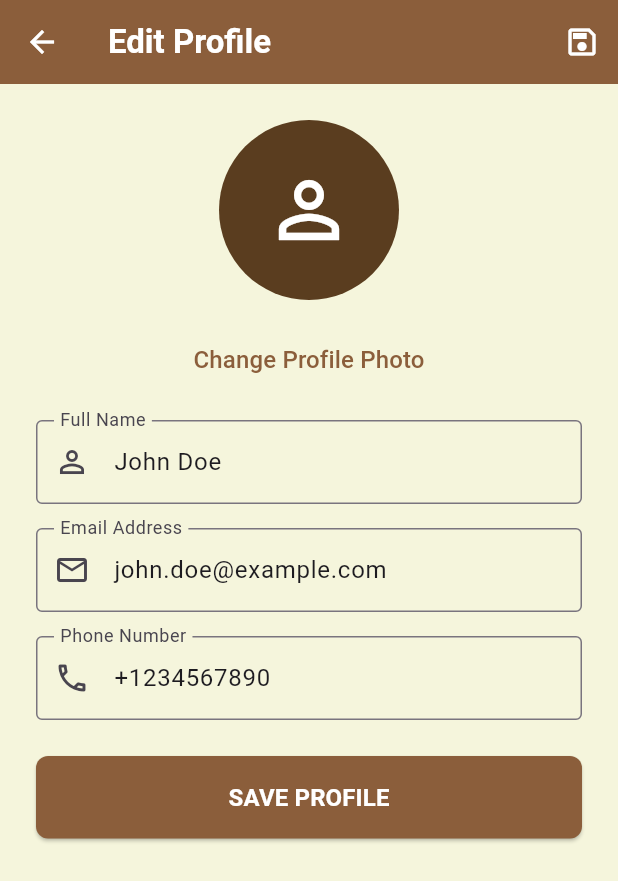
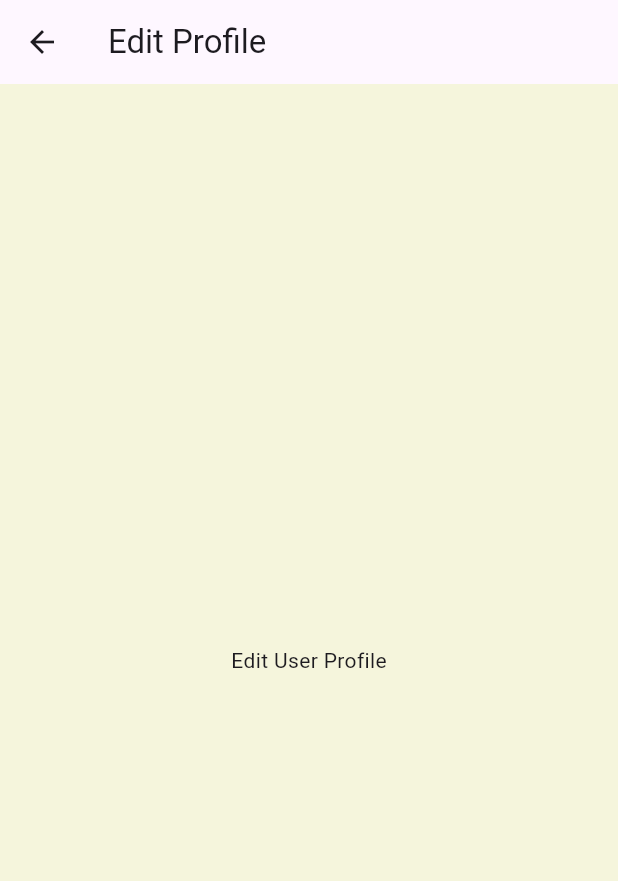
Before and after one commit to bsc-com-0320/public_transport_tracker, a Flutter app: the EditProfilePage screen opened by its route, on a phone screen of 412 x 824 dp. Shown: the top 881 px of the screen. Run offline on Flutter 3.47's test engine with Material 3 defaults, Android fonts, the phone set to English and light mode, and no system bars; our stand-ins replace geocoding, geolocator, google_maps_flutter, supabase_flutter; accounts and stored records are empty.

Commit message:
improved edit profile page

```diff
--- a/lib/EditProfilePage.dart
+++ b/lib/EditProfilePage.dart
@@ -1,214 +1,12 @@
-// edit_profile_page.dart
+import 'package:flutter/cupertino.dart';
 import 'package:flutter/material.dart';
-
-class EditProfilePage extends StatefulWidget {
-  const EditProfilePage({Key? key}) : super(key: key);
-
-  @override
-  State<EditProfilePage> createState() => _EditProfilePageState();
-}
-
-class _EditProfilePageState extends State<EditProfilePage> {
-  // Constants
-  static const _primaryColor = Color(0xFF8B5E3B);
-  static const _avatarBackgroundColor = Color(0xFF5A3D1F);
-  static const _formPadding = EdgeInsets.all(24.0);
-  static const _fieldSpacing = SizedBox(height: 16);
-  static const _buttonPadding = EdgeInsets.symmetric(vertical: 16);
-
-  // Form controllers
-  final _formKey = GlobalKey<FormState>();
-  final TextEditingController _nameController = TextEditingController();
-  final TextEditingController _emailController = TextEditingController();
-  final TextEditingController _phoneController = TextEditingController();
-
-  @override
-  void initState() {
-    super.initState();
-    _loadProfileData();
-  }
-
+// Edit Profile Page
+class EditProfilePage extends StatelessWidget {
   @override
   Widget build(BuildContext context) {
     return Scaffold(
-      appBar: _buildAppBar(),
-      body: SafeArea(
-        child: SingleChildScrollView(
-          child: Padding(
-            padding: _formPadding,
-            child: Form(
-              key: _formKey,
-              child: Column(
-                crossAxisAlignment: CrossAxisAlignment.center,
-                children: [
-                  _buildProfileAvatar(),
-                  _fieldSpacing,
-                  _buildChangePhotoButton(),
-                  _fieldSpacing,
-                  _buildNameField(),
-                  _fieldSpacing,
-                  _buildEmailField(),
-                  _fieldSpacing,
-                  _buildPhoneField(),
-                  const SizedBox(height: 24),
-                  _buildSaveButton(),
-                ],
-              ),
-            ),
-          ),
-        ),
-      ),
+      appBar: AppBar(title: Text("Edit Profile")),
+      body: Center(child: Text("Edit User Profile")),
     );
   }
-
-  AppBar _buildAppBar() {
-    return AppBar(
-      title: const Text(
-        'Edit Profile',
-        style: TextStyle(fontWeight: FontWeight.w600),
-      ),
-      backgroundColor: _primaryColor,
-      foregroundColor: Colors.white,
-      actions: [
-        IconButton(
-          icon: const Icon(Icons.save_outlined),
-          onPressed: _saveProfile,
-          tooltip: 'Save Profile',
-        ),
-      ],
-    );
-  }
-
-  Widget _buildProfileAvatar() {
-    return CircleAvatar(
-      radius: 60,
-      backgroundColor: _avatarBackgroundColor,
-      child: const Icon(
-        Icons.person_outline,
-        size: 60,
-        color: Colors.white,
-      ),
-    );
-  }
-
-  Widget _buildChangePhotoButton() {
-    return TextButton(
-      onPressed: _changeProfilePhoto,
-      style: TextButton.styleFrom(
-        foregroundColor: _primaryColor,
-      ),
-      child: const Text(
-        'Change Profile Photo',
-        style: TextStyle(fontSize: 16),
-      ),
-    );
-  }
-
-  Widget _buildNameField() {
-    return TextFormField(
-      controller: _nameController,
-      decoration: const InputDecoration(
-        labelText: 'Full Name',
-        border: OutlineInputBorder(),
-        prefixIcon: Icon(Icons.person_outline),
-      ),
-      textCapitalization: TextCapitalization.words,
-      validator: (value) => value?.isEmpty ?? true
-          ? 'Please enter your name'
-          : null,
-    );
-  }
-
-  Widget _buildEmailField() {
-    return TextFormField(
-      controller: _emailController,
-      decoration: const InputDecoration(
-        labelText: 'Email Address',
-        border: OutlineInputBorder(),
-        prefixIcon: Icon(Icons.email_outlined),
-      ),
-      keyboardType: TextInputType.emailAddress,
-      validator: (value) {
-        if (value?.isEmpty ?? true) return 'Please enter your email';
-        if (!value!.contains('@')) return 'Please enter a valid email';
-        return null;
-      },
-    );
-  }
-
-  Widget _buildPhoneField() {
-    return TextFormField(
-      controller: _phoneController,
-      decoration: const InputDecoration(
-        labelText: 'Phone Number',
-        border: OutlineInputBorder(),
-        prefixIcon: Icon(Icons.phone_outlined),
-      ),
-      keyboardType: TextInputType.phone,
-      validator: (value) => value?.isEmpty ?? true
-          ? 'Please enter your phone number'
-          : null,
-    );
-  }
-
-  Widget _buildSaveButton() {
-    return SizedBox(
-      width: double.infinity,
-      child: ElevatedButton(
-        style: ElevatedButton.styleFrom(
-          backgroundColor: _primaryColor,
-          foregroundColor: Colors.white,
-          padding: _buttonPadding,
-          shape: RoundedRectangleBorder(
-            borderRadius: BorderRadius.circular(8),
-          ),
-        ),
-        onPressed: _saveProfile,
-        child: const Text(
-          'SAVE PROFILE',
-          style: TextStyle(
-            fontSize: 16,
-            fontWeight: FontWeight.w600,
-          ),
-        ),
-      ),
-    );
-  }
-
-  void _loadProfileData() {
-    // In a real app, you would load this from your state management
-    setState(() {
-      _nameController.text = 'John Doe';
-      _emailController.text = 'john.doe@example.com';
-      _phoneController.text = '+1234567890';
-    });
-  }
-
-  void _changeProfilePhoto() {
-    // TODO: Implement photo change functionality
-    ScaffoldMessenger.of(context).showSnackBar(
-      const SnackBar(content: Text('Profile photo change functionality coming soon!')),
-    );
-  }
-
-  void _saveProfile() {
-    if (_formKey.currentState?.validate() ?? false) {
-      // TODO: Implement actual save functionality
-      ScaffoldMessenger.of(context).showSnackBar(
-        const SnackBar(
-          content: Text('Profile saved successfully!'),
-          behavior: SnackBarBehavior.floating,
-        ),
-      );
-      Navigator.pop(context);
-    }
-  }
-
-  @override
-  void dispose() {
-    _nameController.dispose();
-    _emailController.dispose();
-    _phoneController.dispose();
-    super.dispose();
-  }
 }
```
